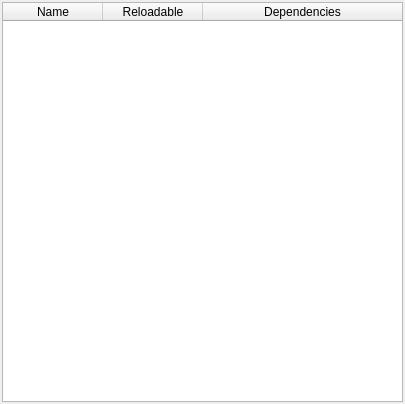
First picture: the form in Code/Tools/Inspector/PluginsWidget.ui, repository ezEngine/ezEngine, before the edit.
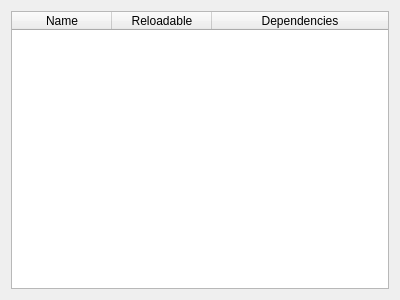
Second picture: the form after the edit.

The edit to the form file:
```diff
--- a/Code/Tools/Inspector/PluginsWidget.ui
+++ b/Code/Tools/Inspector/PluginsWidget.ui
@@ -1,53 +1,19 @@
 <?xml version="1.0" encoding="UTF-8"?>
 <ui version="4.0">
  <class>PluginsWidget</class>
- <widget class="QDockWidget" name="PluginsWidget">
+ <widget class="QWidget" name="PluginsWidget">
   <property name="geometry">
    <rect>
     <x>0</x>
     <y>0</y>
-    <width>405</width>
-    <height>404</height>
+    <width>400</width>
+    <height>300</height>
    </rect>
   </property>
-  <property name="minimumSize">
-   <size>
-    <width>273</width>
-    <height>284</height>
-   </size>
-  </property>
-  <property name="sizeIncrement">
-   <size>
-    <width>5</width>
-    <height>5</height>
-   </size>
-  </property>
-  <property name="features">
-   <set>QDockWidget::AllDockWidgetFeatures</set>
-  </property>
-  <property name="allowedAreas">
-   <set>Qt::AllDockWidgetAreas</set>
-  </property>
   <property name="windowTitle">
    <string>Plugins</string>
   </property>
-  <widget class="QWidget" name="dockWidgetContents">
    <layout class="QHBoxLayout" name="horizontalLayout">
-    <property name="spacing">
-     <number>0</number>
-    </property>
-    <property name="leftMargin">
-     <number>2</number>
-    </property>
-    <property name="topMargin">
-     <number>2</number>
-    </property>
-    <property name="rightMargin">
-     <number>2</number>
-    </property>
-    <property name="bottomMargin">
-     <number>2</number>
-    </property>
     <item>
      <widget class="QTableWidget" name="TablePlugins">
       <property name="editTriggers">
@@ -96,9 +62,6 @@
     </item>
    </layout>
   </widget>
- </widget>
- <resources>
-  <include location="resources.qrc"/>
- </resources>
+ <resources/>
  <connections/>
 </ui> 
```
Left out of the diff: 2 changed lines with no effect on the pictures. Lines whose indentation alone changed are shown as unchanged.
